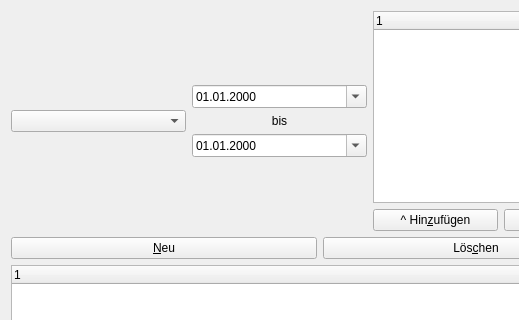
The window that cprealertedit.ui (joergpauly/megaroster) describes before a commit, drawn with Qt 5; both pictures show x 0 to 519 and y 0 to 320 of the 640 by 480 pixel window.
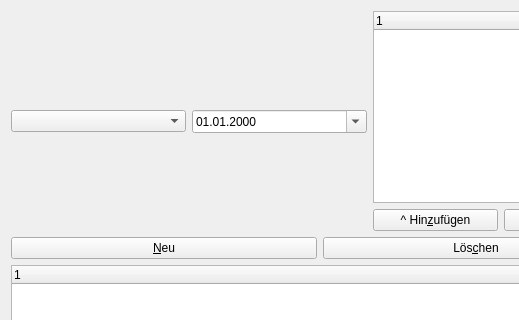
The same window after the commit.

The edit to the form file:
```diff
--- a/cprealertedit.ui
+++ b/cprealertedit.ui
@@ -44,26 +44,6 @@
          </property>
         </widget>
        </item>
-       <item>
-        <widget class="QLabel" name="label">
-         <property name="text">
-          <string>bis</string>
-         </property>
-         <property name="alignment">
-          <set>Qt::AlignCenter</set>
-         </property>
-        </widget>
-       </item>
-       <item>
-        <widget class="QDateEdit" name="datBisDate">
-         <property name="displayFormat">
-          <string>dd.MM.yyyy</string>
-         </property>
-         <property name="calendarPopup">
-          <bool>true</bool>
-         </property>
-        </widget>
-       </item>
        <item>
         <spacer name="verticalSpacer">
          <property name="orientation">
```
Left out of the diff: 1 changed line with no effect on the pictures.
